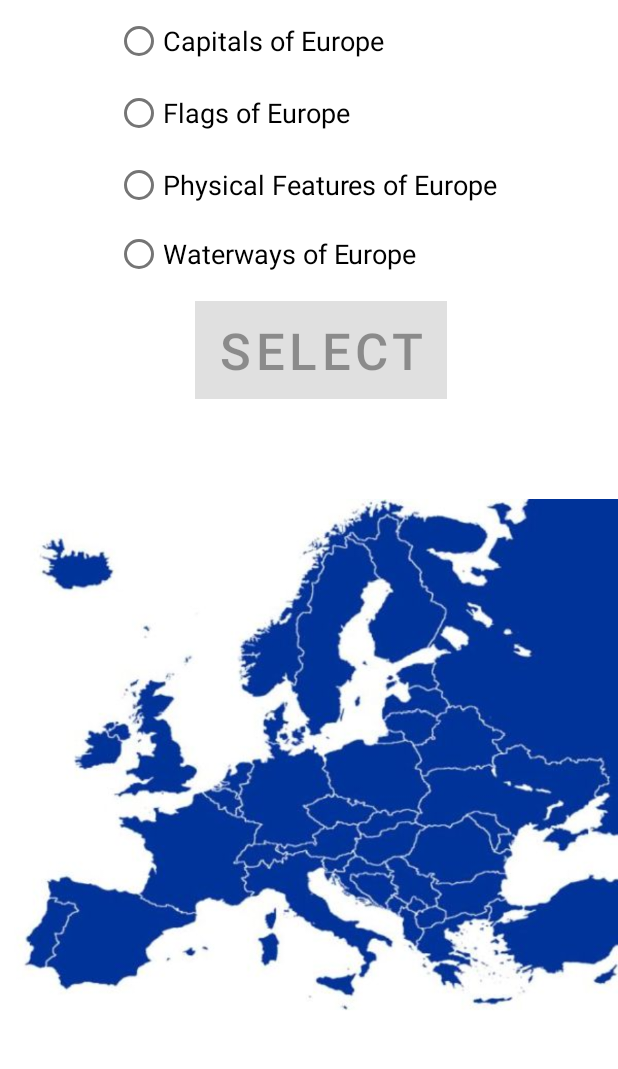
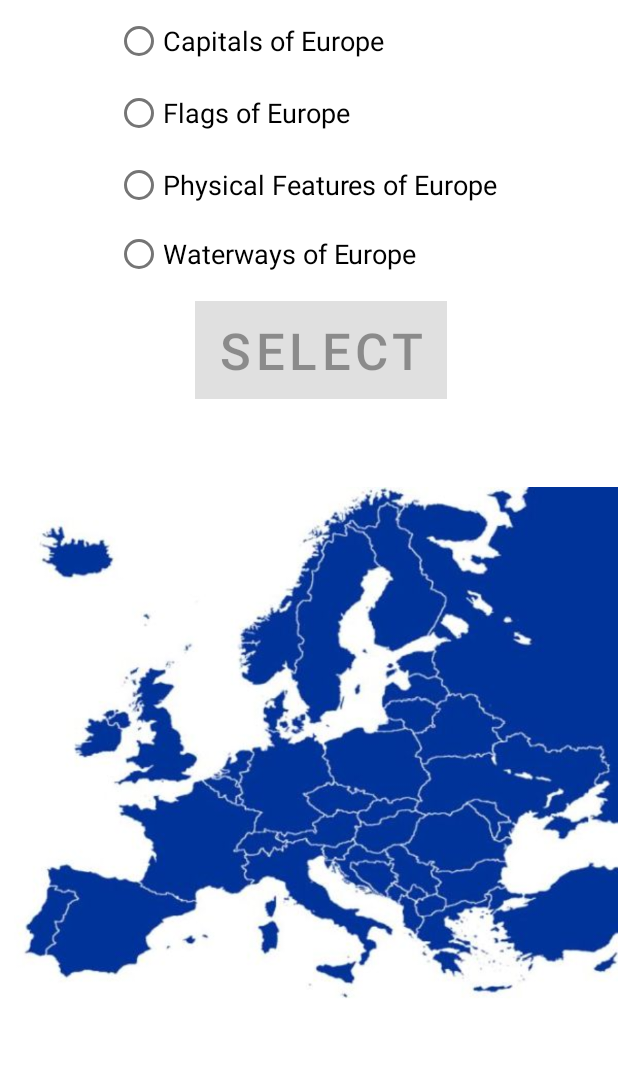
Before and after one commit to robertseiceanu1/Europe-Quiz, an Android app: the screen it shows after launch (MainActivity), on a phone screen of 412 x 824 dp, the part 159-1228 px from its top. Run offline under Robolectric (Android 15) with nearby library versions, the phone set to English and light mode, and no system bars.

Commit message:
fix score

```diff
--- a/Europe quiz/src/main/java/com/example/app/MainActivity.java
+++ b/Europe quiz/src/main/java/com/example/app/MainActivity.java
@@ -447,7 +447,7 @@ public class MainActivity extends AppCompatActivity {
                     start.setVisibility(View.INVISIBLE);
                     counterImages.setText(getString(R.string.counterImages,counter,workingQuestions.length));
                     counterImages.setVisibility(View.VISIBLE);
-                    score.setText(getString(R.string.score));
+                    score.setText(getString(R.string.score, percentage));
                     score.setVisibility(View.VISIBLE);
                     finalscore.setText("");
                     finalscore.setVisibility(View.VISIBLE);
@@ -558,12 +558,11 @@ public class MainActivity extends AppCompatActivity {
                 ConstraintLayout.LayoutParams.WRAP_CONTENT
         );
         int marginStart = (int) (getResources().getDisplayMetrics().widthPixels * 0f / 100.0);
-        int marginTop = (int) (getResources().getDisplayMetrics().heightPixels * 46.5 / 100.0);
+        int marginTop = (int) (getResources().getDisplayMetrics().heightPixels * 45.5 / 100.0);
         layoutParams.setMargins(marginStart, marginTop, 0, 0);
         layoutParams.horizontalBias=0.0f;
         imageView.setLayoutParams(layoutParams);
 
-        // Add the CheckBox to the view hierarchy
         ConstraintLayout layout = findViewById(R.id.app_layout);
         layout.addView(imageView);
 
--- a/Europe quiz/src/main/res/values/strings.xml
+++ b/Europe quiz/src/main/res/values/strings.xml
@@ -1,7 +1,7 @@
 <resources>
     <string name="app_name">Europe Quiz</string>
     <string name="percentage">%1$d %%</string>
-    <string name="counterImages">%1$d / %2$d</string>
+    <string name="counterImages">%1$d/%2$d</string>
     <string name="select">SELECT</string>
     <string name="start">START</string>
     <string name="time">%1$02d : %2$02d</string>
@@ -9,10 +9,10 @@
     <string name="q2">Which country\'s flag is represented in the image above?</string>
     <string name="q3">What is the location of the landform represented in the image above?</string>
     <string name="q4">What is the location of the body of water represented in the image above?"</string>
-    <string name="score">Score : %1$d</string>
+    <string name="score"> %1$d %%</string>
     <string name="next">NEXT</string>
     <string name="check">CHECK</string>
     <string name="finaltext">Well done! Your score is:</string>
-    <string name="finalscore">%1$d \% \+ %2$s</string>
+    <string name="finalscore">%1$d %% \+ %2$s</string>
 
 </resources>
```
